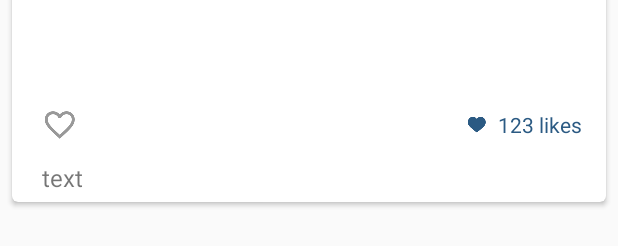
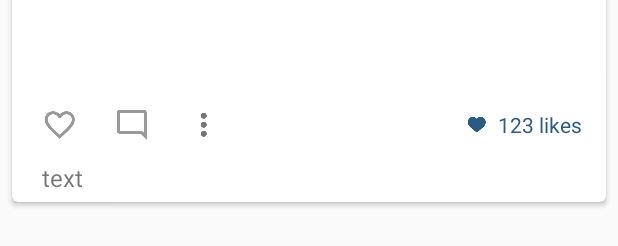
Before and after one commit to saburovatory/fashiongram, an Android app: the layout item_feed.xml on its own in the app's theme, with its tools: preview values and no code run, on a phone screen of 412 x 824 dp. Shown: the part 807-1053 px from the top of the screen. Run offline under Robolectric (Android 15) with nearby library versions, the phone set to English and light mode, and no system bars.

Commit message:
Return buttons to visible

```diff
--- a/app/src/main/res/layout/item_feed.xml
+++ b/app/src/main/res/layout/item_feed.xml
@@ -83,7 +83,7 @@
                 android:layout_height="48dp"
                 android:background="@drawable/btn_feed_action"
                 android:src="@drawable/ic_comment_outline_grey"
-                android:visibility="invisible" />
+                android:visibility="visible" />
 
             <ImageButton
                 android:id="@+id/btnMore"
@@ -91,7 +91,7 @@
                 android:layout_height="48dp"
                 android:background="@drawable/btn_feed_action"
                 android:src="@drawable/ic_more_grey"
-                android:visibility="invisible" />
+                android:visibility="visible" />
 
             <LinearLayout
                 android:layout_width="0dp"
--- a/app/src/main/res/layout/item_feed_loader.xml
+++ b/app/src/main/res/layout/item_feed_loader.xml
@@ -93,7 +93,7 @@
                 android:layout_height="48dp"
                 android:background="@drawable/btn_feed_action"
                 android:src="@drawable/ic_comment_outline_grey"
-                android:visibility="invisible" />
+                android:visibility="visible" />
 
             <ImageButton
                 android:id="@+id/btnMore"
@@ -101,7 +101,7 @@
                 android:layout_height="48dp"
                 android:background="@drawable/btn_feed_action"
                 android:src="@drawable/ic_more_grey"
-                android:visibility="invisible" />
+                android:visibility="visible" />
 
             <LinearLayout
                 android:layout_width="0dp"
```
